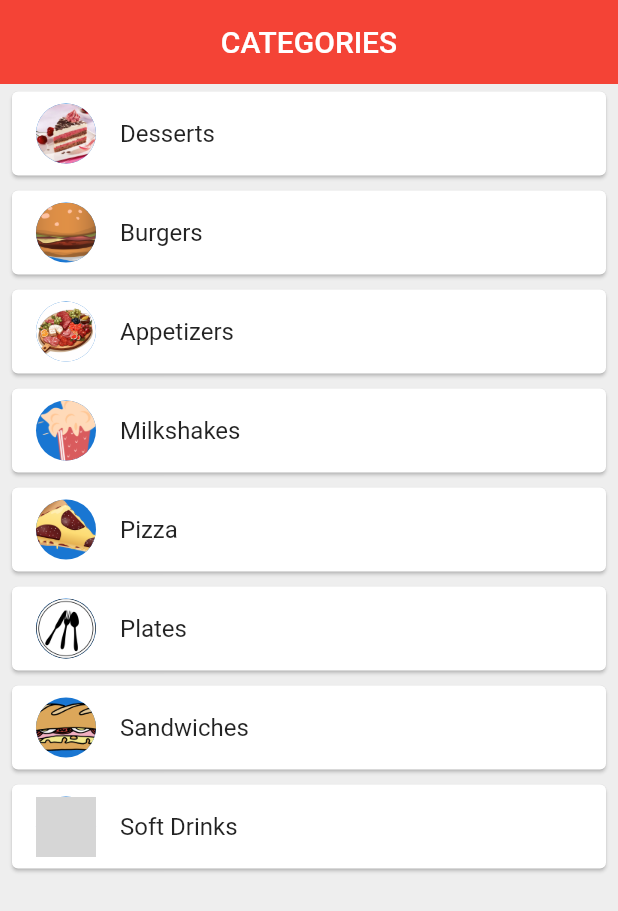
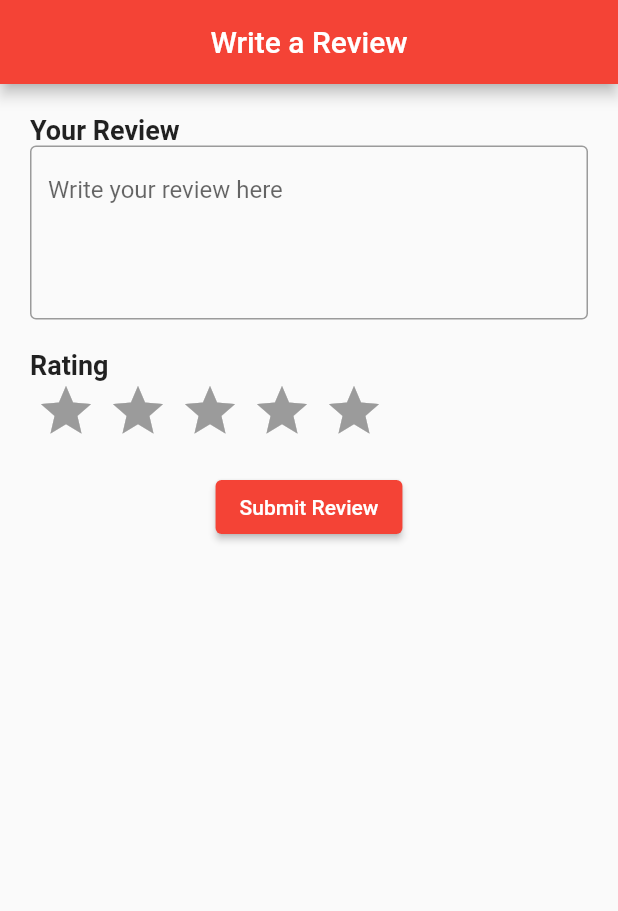
Before and after one commit to XpertBotTeam/DigitalMenuandOrderingSystem, a Flutter app: the screen it shows after launch, on a phone screen of 412 x 824 dp. Shown: the top 911 px of the screen. Run offline on Flutter 3.47's test engine with Material 2 defaults, Android fonts, the light colour scheme and no system bars; drawn by our look-alikes of flutter_rating_bar; our stand-ins replace flutter_spinkit; grey boxes are pictures that could not be loaded.

Commit message:
Adding a rating page

```diff
--- a/lib/main.dart
+++ b/lib/main.dart
@@ -2,13 +2,14 @@ import 'categories.dart';
 import 'package:flutter/material.dart';
 import 'loading.dart';
 import 'login_page.dart';
+import 'reviews.dart';
 
 void main()=>runApp(MaterialApp(
       initialRoute: '/',
       routes: {
         /*'/': (context) =>  const Loading(),*/
         /*'/': (context) =>  MyApp(),*/
-        '/': (context) =>  Categories(),
+        '/': (context) =>  const ReviewInputForm(),
         /*'/categories': (context) => const Categories()*/
     },
   )
--- /dev/null
+++ b/lib/reviews.dart
@@ -0,0 +1,88 @@
+import 'package:flutter/material.dart';
+import 'package:flutter_rating_bar/flutter_rating_bar.dart';
+
+class ReviewInputForm extends StatefulWidget {
+  const ReviewInputForm({super.key});
+
+  @override
+  _ReviewInputFormState createState() => _ReviewInputFormState();
+}
+
+class _ReviewInputFormState extends State<ReviewInputForm> {
+  final TextEditingController reviewController = TextEditingController();
+  double rating = 0; // Initial rating
+
+  @override
+  Widget build(BuildContext context) {
+    return Scaffold(
+      appBar: AppBar(
+        title: const Text('Write a Review'),
+        backgroundColor: Colors.red,
+        centerTitle: true,
+      ),
+      body: Padding(
+        padding: const EdgeInsets.all(20.0),
+        child: Column(
+          crossAxisAlignment: CrossAxisAlignment.start,
+          children: <Widget>[
+            const Text(
+              'Your Review',
+              style: TextStyle(fontSize: 18, fontWeight: FontWeight.bold),
+            ),
+            TextField(
+              controller: reviewController,
+              maxLines: 4,
+              decoration: const InputDecoration(
+                hintText: 'Write your review here',
+                border: OutlineInputBorder(),
+              ),
+            ),
+            const SizedBox(height: 20),
+            const Text(
+              'Rating',
+              style: TextStyle(fontSize: 18, fontWeight: FontWeight.bold),
+            ),
+            RatingBar.builder(
+              initialRating: rating,
+              minRating: 1,
+              direction: Axis.horizontal,
+              allowHalfRating: false,
+              itemCount: 5,
+              itemSize: 40,
+              itemPadding: const EdgeInsets.symmetric(horizontal: 4.0),
+              itemBuilder: (context, _) => const Icon(
+                Icons.star,
+                color: Colors.amber,
+              ),
+              onRatingUpdate: (newRating) {
+                setState(() {
+                  rating = newRating;
+                });
+              },
+            ),
+            const SizedBox(height: 20),
+            Center(
+              child: ElevatedButton(
+                onPressed: () {
+                  // Handle the review submission here
+                  final reviewText = reviewController.text;
+                  // Send the review text and rating to the server
+                  print('Review Text: $reviewText');
+                  print('Rating: $rating');
+                  // You can send this data to the server and navigate to the thank you page.
+                },
+                style: ButtonStyle(
+                  backgroundColor: MaterialStateProperty.all(Colors.red), // Change the button color to red
+                ),
+                child: const Text(
+                  'Submit Review',
+                  style: TextStyle(color: Colors.white), // Set the button text color to white
+                ),
+              ),
+            )
+          ],
+        ),
+      ),
+    );
+  }
+}
--- a/pubspec.yaml
+++ b/pubspec.yaml
@@ -30,6 +30,7 @@ environment:
 dependencies:
   http: ^0.13.6
   flutter_spinkit: ^5.2.0
+  flutter_rating_bar: ^4.0.1
   flutter:
     sdk: flutter
 
```
Also changed, not shown: pubspec.lock.
